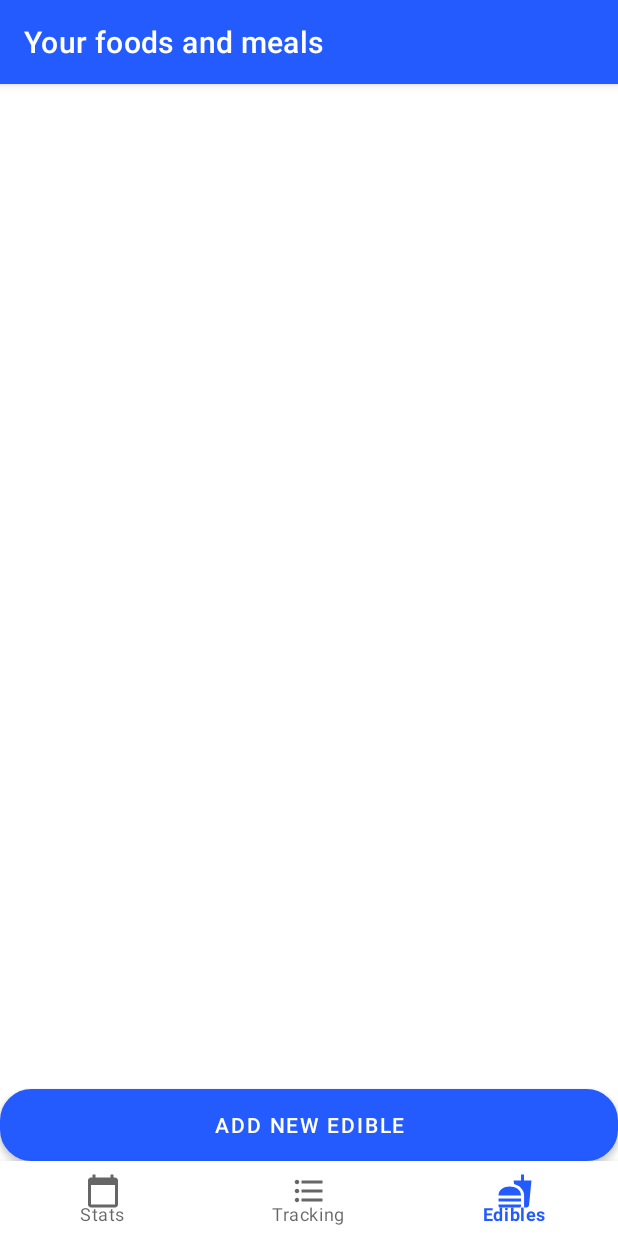
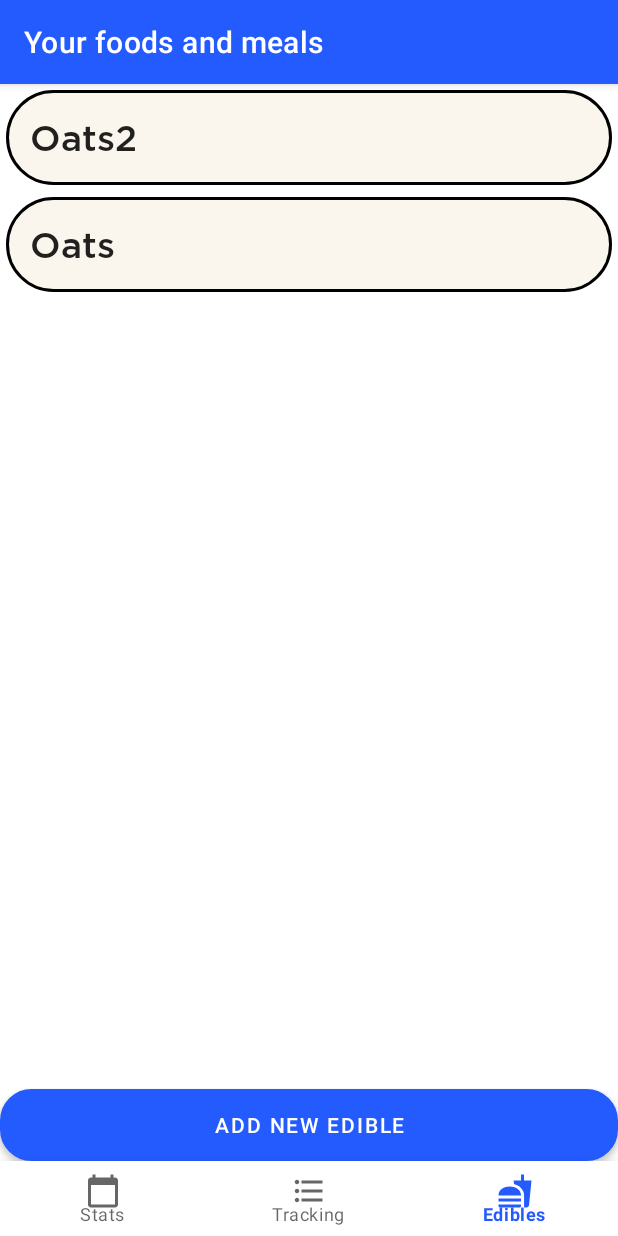
Before and after one commit to p4ulor/NutritionTrackerApp, an Android app: the screen it shows after launch (MainActivity), item 3 of the bottom bar chosen, on a phone screen of 412 x 824 dp. Run offline under Robolectric (Android 15) with nearby library versions, the phone set to English and light mode, and no system bars; our stand-ins replace Room's generated code, navigation-ui.

Commit message:
Food objects alternation, Food tuples selection

```diff
--- a/NutritionTracker/app/build.gradle
+++ b/NutritionTracker/app/build.gradle
@@ -66,6 +66,8 @@ dependencies {
     androidTestImplementation 'androidx.test.ext:junit:1.1.3'
     androidTestImplementation 'androidx.test.espresso:espresso-core:3.4.0'
 
+    implementation 'com.google.code.gson:gson:2.9.0'
+
 
     // Room
     def roomVersion = "2.3.0"
--- a/NutritionTracker/app/src/main/java/paulor/nutritiontrackerkotlin/MainActivity.kt
+++ b/NutritionTracker/app/src/main/java/paulor/nutritiontrackerkotlin/MainActivity.kt
@@ -54,7 +54,7 @@ class MainActivity : AppCompatActivity() {
         navView.setupWithNavController(navController)
     }
 
-    override fun onOptionsItemSelected(item: MenuItem): Boolean {
+    /*override fun onOptionsItemSelected(item: MenuItem): Boolean {
         if (item.itemId==android.R.id.home) {
             supportFragmentManager.popBackStack()
             if(supportFragmentManager.backStackEntryCount==0){
@@ -64,6 +64,16 @@ class MainActivity : AppCompatActivity() {
             return true
         }
         return super.onOptionsItemSelected(item)
+    }*/
+
+    override fun onOptionsItemSelected(item: MenuItem): Boolean {
+        return when (item.itemId) {
+            android.R.id.home -> {
+                onBackPressed()
+                true
+            }
+            else -> super.onOptionsItemSelected(item)
+        }
     }
 }
 
@@ -72,9 +82,9 @@ class MainActivityViewModel(app: Application) : AndroidViewModel(app) {
     var history: LiveData<List<Food>>? = null
         private set
 
-    val context = getApplication<NutritionTrackerApp>()
-    val dao: TablesDAO by lazy { context.ediblesDB.getDAO() }
-    val repo: NutritionTrackerRepo by lazy { context.repo }
+    private val context = getApplication<NutritionTrackerApp>()
+    private val dao: TablesDAO by lazy { context.ediblesDB.getDAO() }
+    private val repo: NutritionTrackerRepo by lazy { context.repo }
 
     fun loadHistory() : LiveData<List<Food>> {
         val result = doAsyncWithResult {
@@ -89,30 +99,8 @@ class MainActivityViewModel(app: Application) : AndroidViewModel(app) {
     fun getValuesToLog(){
         repo.getLatestFoodFromDB { result ->
             result.onSuccess {
-                log(it.toString())
+                log(it?.toFood().toString())
             }
-        }
-    }
-
-    fun getFood2() {
-        doAsync {
-            /*WebClient(BrowserVersion.CHROME).use { webClient ->
-                //webClient.options.isThrowExceptionOnScriptError = false
-                //webClient.options.isJavaScriptEnabled = true
-                //webClient.options.isCssEnabled = true //if false, it crashes
-                //webClient.options.isUseInsecureSSL = true
-
-                //webClient.waitForBackgroundJavaScript(20000)
-                log("We runnin'")
-                val page = webClient.getPage<HtmlPage>("https://nutritiondata.self.com/facts/nut-and-seed-products/3086/2")
-                //Thread.sleep(21_000)
-                log(page.asXml())
-                val div = page.getHtmlElementById<HtmlDivision>("nf1 left")
-                log(div.toString())
-                val pageAsText = page.asNormalizedText()
-                log(pageAsText)
-                log("I waited")
-            }*/
         }
     }
 
@@ -171,7 +159,7 @@ class MainActivityViewModel(app: Application) : AndroidViewModel(app) {
             }
         }
         /*viewModelScope.launch {
-            //didnt work, gave network on main exception
+            //didnt work, gave network on main nexception
         }*/
     }
 
--- a/NutritionTracker/app/src/main/java/paulor/nutritiontrackerkotlin/NutritionTrackerApp.kt
+++ b/NutritionTracker/app/src/main/java/paulor/nutritiontrackerkotlin/NutritionTrackerApp.kt
@@ -21,7 +21,7 @@ private const val DATEPATTERN = "dd/M/yyyy" //The 'M' must be uppercase or it wi
 class NutritionTrackerApp : Application() {
 
     val ediblesDB: EdiblesDataBase by lazy {
-        Room.databaseBuilder(this, EdiblesDataBase::class.java, "edibles"/*DB key*/).addTypeConverter(Converters()).build()
+        Room.databaseBuilder(this, EdiblesDataBase::class.java, "edibles").addTypeConverter(Converters()).build()
     }
 
     val repo: NutritionTrackerRepo by lazy {
--- /dev/null
+++ b/NutritionTracker/app/src/main/java/paulor/nutritiontrackerkotlin/model/Compound.kt
@@ -0,0 +1,73 @@
+package paulor.nutritiontrackerkotlin.model
+
+// default dailyValues are set according to: https://www.fda.gov/food/new-nutrition-facts-label/daily-value-new-nutrition-and-supplement-facts-labels
+// also for reference: https://assets.publishing.service.gov.uk/government/uploads/system/uploads/attachment_data/file/618167/government_dietary_recommendations.pdf
+// and https://assets.publishing.service.gov.uk/government/uploads/system/uploads/attachment_data/file/743790/Dietary_Reference_Values_-_A_Guide__1991_.pdf
+enum class Compound(val fullName: String, val group: Group, var dailyValue: Float) {
+    //5#, macros are all in g(grams)
+    CAL("Calories", Group.C, 2000f),
+    CARBS("Carbs", Group.A, 275f),
+    SUG("Sugar", Group.A,50f),
+    PRO("Protein", Group.A, 50f),
+    FAT("Fat", Group.A, 78f),
+    FIB("Fiber", Group.A, 28f),
+
+    // to convert micro grams to miligrams -> https://www.thecalculatorsite.com/conversions/common/mcg-to-mg.php value*0.001,
+    // to convert IU to mg https://mypharmatools.com/othertools/iu
+    //11# vitamins / B's Micros. All in mg(milligrams)
+    //https://en.wikipedia.org/wiki/Vitamin#List
+    //https://en.wikipedia.org/wiki/B_vitamins               Alternative nutrient names(according to google and nutritiondata.self.com):
+    VA("Vitamin A", Group.V, 0.9f),        //Retinol, retinal, retinoic acid, beta-carotene
+    VC("Vitamin C", Group.V, 0.9f),        //Ascorbic acid and ascorbate
+    VE("Vitamin E", Group.V, 15f),         //alpha tocopherol, alpha-tocopherol, tocotrienol
+    VK("Vitamin K", Group.V, 0.12f),       //antihemorrhagic factor, menadiol, menadione (vitamin K-3), menaquinone (vitamin K-2), methylphytyl naphthoquinone, phylloquinone (vitamin K-1), phytonadione
+    V1("Vitamin B1", Group.V, 1.2f),       //Thiamin
+    V2("Vitamin B2", Group.V, 1.3f),       //Riboflavin
+    V3("Vitamin B3", Group.V, 16f),        //Niacin
+ // V4                                                        Choline -> there's always trace amounts in everything / easy to take the %DV /  un-established %DV / kinda irrelevant https://iubmb.onlinelibrary.wiley.com/doi/pdf/10.1080/15216540500078939
+    V5("Vitamin B5", Group.V, 5f),        //Pantothenic Acid
+    V6("Vitamin B6", Group.V, 1.7f),      //Pyridoxine
+
+ // V7 / V8 / Vitamin H                                       Biotin
+    V9("Vitamin B9", Group.V, 0.4f),      //Folate (Folic Acid)
+    // V10 Para-aminobenzoic acid (PABA) https://www.healthline.com/nutrition/vitamin-b-10#what-it-is
+    // V11 similar to B9 https://rxharun.com/vitamin-b11-deficiency-symptoms-food-source-health-benefit/
+    V12("Vitamin B12", Group.V, 0.0024f), //Cobalamin
+    // Betaine, functions very closely with choline, folic acid, vitamin B12 -> there's always trace amounts in everything / easy to take the %DV /  un-established %DV / kinda irrelevant
+
+    //10# minerals
+    CALC("Calcium", Group.M, 700f),      // https://nutritionfacts.org/topics/calcium/     https://bmcmedicine.biomedcentral.com/articles/10.1186/s12916-020-01815-3#:~:text=sufficient%20dietary%20calcium%20(%E2%89%A5%E2%80%89700%E2%80%89mg/day)
+    IR("Iron", Group.M, 18f),
+    MAG("Magnesium", Group.M, 420f),
+    PH("Phosphorus", Group.M, 1250f),
+    POT("Potassium", Group.M, 4700f),
+    SOD("Sodium", Group.M, 2300f),
+    ZI("Zinc", Group.M, 11f),
+    COP("Copper", Group.M, 1f),
+    MAN("Manganese", Group.M, 2.3f),
+    SEL("Selenium", Group.M, 0.055f),
+    //Fluoride -> there's always tiny trace amounts in everything / easy to take the %DV /  subjective %DV / kinda irrelevant
+
+    //PUFA's(Polyunsaturated fatty acids) https://www.healthline.com/nutrition/how-much-omega-3#general-guidelines
+    //the daily value of these nutrients may be subjective
+    O3("Omega 3", Group.F, 1600f),  //alpha-linolenic acid 3.8xOmega6 radio
+    O6("Omega 6", Group.F, 420f); //linoleic acid
+
+    companion object {
+        val ammountOfCompounds = values().size
+        fun getCompound(string: String) : Compound? {
+            values().forEach {
+                if(it.name==string) return it
+            }
+            return null
+        }
+    }
+
+    enum class Group(val group: String) {
+        A("Macro"),
+        V("Vitamin"),
+        M("Mineral"),
+        F("Fatty acid"),
+        C("Calories")
+    }
+}
--- a/NutritionTracker/app/src/main/java/paulor/nutritiontrackerkotlin/model/DB_Initialization.kt
+++ b/NutritionTracker/app/src/main/java/paulor/nutritiontrackerkotlin/model/DB_Initialization.kt
@@ -2,33 +2,27 @@ package paulor.nutritiontrackerkotlin.model
 
 import paulor.nutritiontrackerkotlin.NutritionTrackerRepo
 
-//private val foods = arrayOf(
-    /*FoodsTable(name = "Oats",
-        values = floatArrayOf(367f, 56.1f, 12.1f, 8.4f, 9.1f, 0.4f, 0.002f, 0.5f, 0.2f, 1.1f, 1.1f, 0.1f, 32f, 52f, 4.3f, 138f, 410f, 362f, 6f, 3.6f, 0.4f, 3.6f, 0.0289f, 100f, 2200f)
+private val foods = arrayOf(
+    FoodsTable(name = "Oats",
+        nutrients = arrayListOf(Nutrient(Compound.CAL, 379f, NutriUnit.U)),
+        price = 0f,
+        amount = 0f,
+        selfNutritionDataURL = "https://nutritiondata.self.com/facts/breakfast-cereals/1597/2"
     ),
 
-    FoodsTable(name = "Rice",
-        values = floatArrayOf(355f, 78f, 7.5f, 1f, 2.4f)
-    ),
+    FoodsTable(name = "Oats2",
+        nutrients = arrayListOf(Nutrient(Compound.CAL, 379f, NutriUnit.U)),
+        price = 0f,
+        amount = 0f,
+        selfNutritionDataURL = "https://nutritiondata.self.com/facts/breakfast-cereals/1597/2"
+    )
 
-    FoodsTable(name = "Chickpeas",
-        values = floatArrayOf(111f, 12f, 6.5f, 2.6f, 6f)
-    ),
-
-    FoodsTable(name = "Lentils",
-        values = floatArrayOf(48f, 339f, 27f, 1.8f, 12f)
-    ),
-
-    FoodsTable(name = "Quinoa",
-        values = floatArrayOf(120f, 21.3f, 4.4f, 1.9f, 2.8f, 0f, 0f, 0.6f, 0f, 0.1f, 0.1f, 0.4f, 0f, 0.1f, 0.042f, 17f, 1.5f, 64f, 152f, 172f, 7f, 1.1f, 0.2f, 0.6f, 0.0028f, 0f, 0f)
-    )*/
-
-//)
+)
 
 fun initializeDB(repo: NutritionTrackerRepo) {
-    /*oAsync {
+    doAsync {
         foods.forEach {
             repo.putFoodTableInDB(it)
         }
-    }*/
+    }
 }
--- /dev/null
+++ b/NutritionTracker/app/src/main/java/paulor/nutritiontrackerkotlin/model/Edibles.kt
@@ -0,0 +1,39 @@
+package paulor.nutritiontrackerkotlin.model
+
+import java.util.*
+
+data class Food (
+    var name: String,
+    var nutrients: ArrayList<Nutrient>,
+    var price: Float = 0f,
+    var amount: Float = 0f,
+    var selfNutritionDataURL: String = "") {
+
+    fun addNutrient(nutrient: Nutrient){
+
+    }
+}
+
+data class Meal(
+    var name: String,
+    var foods: ArrayList<Food>,
+    var price: Float = 0f,
+    var amount: Float = 0f) {
+
+    fun addFood(food: Food){
+
+    }
+}
+
+// a Food's Nutrient, must have it's amount appropriated/rationed to the Food's quantity in grams
+data class Nutrient(var nutrient: Compound, var amount: Float, var nutriUnit: NutriUnit) {
+    constructor(nutrient: Compound, amount: Float) : this(nutrient, amount, NutriUnit.MG)
+}
+
+enum class NutriUnit (fullName: String) {
+    U("Unit"),
+    G("Grams"),
+    MG("Milligrams"),
+    MCG("Micrograms"),
+    IU("International Unit")
+}
--- a/NutritionTracker/app/src/main/java/paulor/nutritiontrackerkotlin/model/EdiblesDataBase.kt
+++ b/NutritionTracker/app/src/main/java/paulor/nutritiontrackerkotlin/model/EdiblesDataBase.kt
@@ -1,25 +1,39 @@
 package paulor.nutritiontrackerkotlin.model
 
 import androidx.room.*
+import com.google.gson.Gson
+import kotlin.collections.ArrayList
 
 @Entity(tableName = "FOODS")
 data class FoodsTable (
-    @PrimaryKey val name: String,
-    val values: Array<Nutrient>
-) {
+    @PrimaryKey var name: String,
+    var nutrients: ArrayList<Nutrient>,
+    var price: Float,
+    var amount: Float,
+    var selfNutritionDataURL: String) {
+
     fun toFood() = Food(
         name = this.name,
-        values = this.values
+        nutrients = this.nutrients,
+        price = this.price,
+        amount = this.amount,
+        selfNutritionDataURL = this.selfNutritionDataURL
     )
 }
 
 @Entity(tableName = "MEALS")
 data class MealsTable (
-    @PrimaryKey val name: String,
-    val foods: Array<Food>,
-    val ammountGrams: IntArray
-) {
+    @PrimaryKey var name: String,
+    var foods: ArrayList<Food>,
+    var price: Float,
+    var ammount: Float) {
 
+    fun toMeal() = Meal(
+        name = this.name,
+        foods = this.foods,
+        price = this.price,
+        amount = this.price
+    )
 }
 
 @Dao
@@ -33,10 +47,10 @@ interface TablesDAO { // Data Access Object, provides methods that your app can
     @Update
     fun update(foodsTable: FoodsTable)
 
-    @Query("SELECT * FROM FOODS ORDER BY name DESC") //to change color: Color scheme -> General -> Injected language fragment
+    @Query("SELECT * FROM FOODS ORDER BY name DESC")
     fun getAll() : List<FoodsTable>
 
-    @Query("SELECT * FROM FOODS ORDER BY name DESC LIMIT :count") //https://stackoverflow.com/questions/31016070/how-to-use-substring-in-rawquery-android
+    @Query("SELECT * FROM FOODS ORDER BY name DESC LIMIT :count")
     fun getLast(count: Int) : List<FoodsTable>
 
 }
@@ -49,6 +63,8 @@ abstract class EdiblesDataBase : RoomDatabase(){
 
 @ProvidedTypeConverter
 class Converters { // https://stackoverflow.com/questions/52693954/android-room-to-persist-complex-objects/52695045   https://developer.android.com/training/data-storage/room/referencing-data
+    private val mapper: Gson by lazy { Gson() }
+
     @TypeConverter
     fun stringToFloatArray(values: String) : FloatArray {
         val list = values.split(" ")
@@ -70,12 +86,22 @@ class Converters { // https://stackoverflow.com/questions/52693954/android-room-
     }
 
     @TypeConverter
-    fun nutrientToString(nutrient: Array<Nutrient>) : String {
-        return nutrient.toString()
+    fun nutrientToString(nutrient: ArrayList<Nutrient>) : String {
+        return Gson().toJson(nutrient)
     }
 
     @TypeConverter
-    fun nutrientStringToNutrient(nutrient: String) : Array<Nutrient> {
-        return arrayOf(Nutrient(Nutrients.CAL, 20f, Unit.g))
+    fun nutrientStringToFood(nutrient: String) : ArrayList<Nutrient> {
+        return Gson().fromJson(nutrient, ArrayList::class.java) as ArrayList<Nutrient>
+    }
+
+    @TypeConverter
+    fun mealToString(food: Meal) : String {
+        return Gson().toJson(food)
+    }
+
+    @TypeConverter
+    fun mealStringToNutrient(food: String) : Meal {
+        return Gson().fromJson(food, Meal::class.java)
     }
 }
--- a/NutritionTracker/app/src/main/java/paulor/nutritiontrackerkotlin/views/FoodsAndMealsAdapter.kt
+++ b/NutritionTracker/app/src/main/java/paulor/nutritiontrackerkotlin/views/FoodsAndMealsAdapter.kt
@@ -1,5 +1,7 @@
 package paulor.nutritiontrackerkotlin.views
 
+import android.graphics.Color
+import android.os.Build
 import android.view.LayoutInflater
 import android.view.View
 import android.view.ViewGroup
@@ -12,6 +14,7 @@ class FoodsAndMealsAdapter(
     private var allFoods: List<Food>,
     private val itemClickedListener: OnItemClickListener
     ) : RecyclerView.Adapter<HistoryItemViewHolder>() { // a view that will create tuples that ammount to only filling up the whole screen, and that constant number of views will be reused when scrolling through all the tuples
+
 
     override fun onCreateViewHolder(parent: ViewGroup, viewType: Int): HistoryItemViewHolder { //creates View tuples/holders. It's called by the layout manager when it needs a new view
         val view = LayoutInflater.from(parent.context).inflate(R.layout.food_or_meal_tuple, parent, false)
@@ -42,14 +45,20 @@ class FoodsAndMealsAdapter(
  */
 class HistoryItemViewHolder(itemView: View) : RecyclerView.ViewHolder(itemView) { //receives a view and adds properties to the view
     private val name = itemView.findViewById<TextView>(R.id.name)
+    var isSelected = false
 
     fun bindTo(food: Food, itemClickedListener: OnItemClickListener) { //Binds this view holder to the given quote item
         name.text = food.name
-
+        itemView.setOnLongClickListener {
+            it.isSelected = !it.isSelected
+            true
+        }
         itemView.setOnClickListener {
             itemClickedListener.onItemClicked(food, adapterPosition)
         }
     }
+
+
 }
 
 interface OnItemClickListener{
--- a/NutritionTracker/app/src/main/res/drawable/food_or_meal_tuple_style.xml
+++ b/NutritionTracker/app/src/main/res/drawable/food_or_meal_tuple_style.xml
@@ -1,10 +1,32 @@
 <?xml version="1.0" encoding="utf-8"?>
 <selector xmlns:android="http://schemas.android.com/apk/res/android">
-    <item>
+    <!-- https://stackoverflow.com/questions/55436477/how-to-make-selector-keep-the-pressed-state-till-clicked-again/55437343 -->
+    <item
+        android:state_selected="false"
+        android:state_pressed="false">
         <shape android:shape="rectangle">
             <solid android:color="#FAF6ED" />
             <corners android:radius="40dp"/>
             <stroke android:width="3px" android:color="@color/black"/>
         </shape>
     </item>
+
+    <item
+        android:state_selected="false"
+        android:state_pressed="true">
+    <shape android:shape="rectangle">
+        <solid android:color="#FFB200" />
+        <corners android:radius="40dp"/>
+        <stroke android:width="3px" android:color="@color/black"/>
+    </shape>
+    </item>
+
+    <item
+        android:state_selected="true">
+        <shape android:shape="rectangle">
+            <solid android:color="#FFD677" />
+            <corners android:radius="40dp"/>
+            <stroke android:width="3px" android:color="@color/black"/>
+        </shape>
+    </item>
 </selector>
```
Also changed, not shown: NutritionTracker/app/src/main/java/paulor/nutritiontrackerkotlin/NutritionTrackerRepo.kt (+5 -12 lines), NutritionTracker/app/src/main/java/paulor/nutritiontrackerkotlin/model/Food.kt (deleted, +0 -22 lines), NutritionTracker/app/src/main/java/paulor/nutritiontrackerkotlin/model/Nutrients.kt (deleted, +0 -72 lines), 2 other files.
